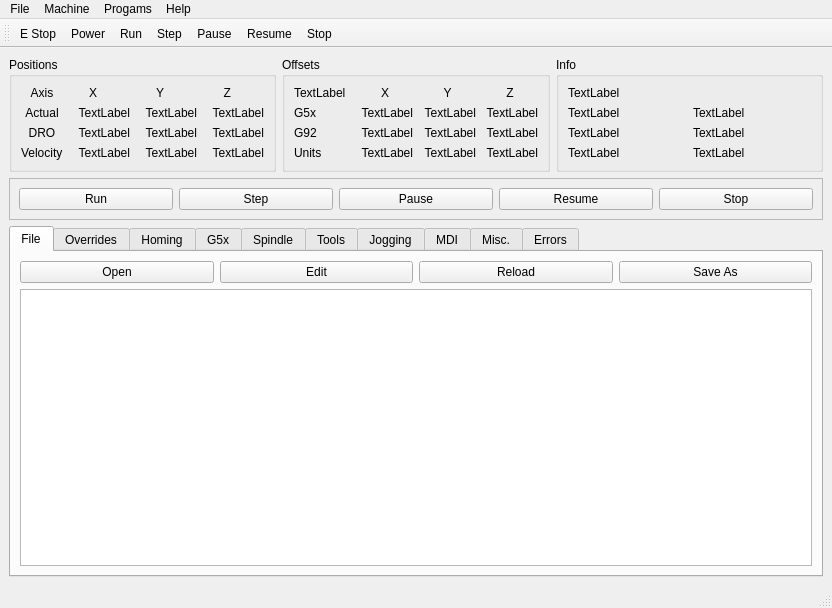
This is examples/xyz.ui in jethornton/flexgui as Qt 5 draws it before an edit. The edited form follows.
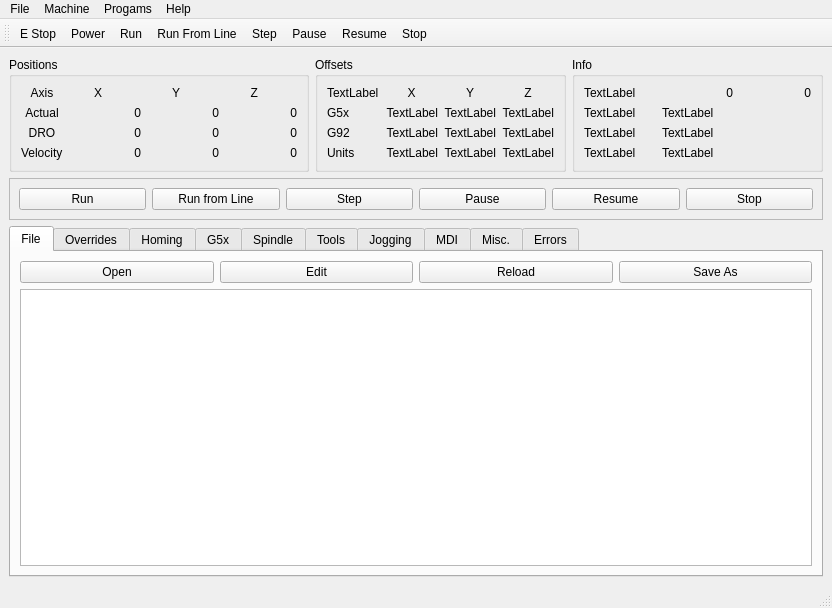
This is the edited form.

The edit to the form file:
```diff
--- a/examples/xyz.ui
+++ b/examples/xyz.ui
@@ -24,41 +24,48 @@
        <enum>QFrame::Raised</enum>
       </property>
       <layout class="QGridLayout" name="gridLayout_10">
-       <item row="0" column="0">
-        <widget class="QPushButton" name="run_pb">
-         <property name="text">
-          <string>Run</string>
-         </property>
-        </widget>
-       </item>
-       <item row="0" column="2">
+       <item row="0" column="3">
         <widget class="QPushButton" name="pause_pb">
          <property name="text">
           <string>Pause</string>
          </property>
         </widget>
        </item>
-       <item row="0" column="1">
-        <widget class="QPushButton" name="step_pb">
-         <property name="text">
-          <string>Step</string>
-         </property>
-        </widget>
-       </item>
-       <item row="0" column="3">
+       <item row="0" column="4">
         <widget class="QPushButton" name="resume_pb">
          <property name="text">
           <string>Resume</string>
          </property>
         </widget>
        </item>
-       <item row="0" column="4">
+       <item row="0" column="2">
+        <widget class="QPushButton" name="step_pb">
+         <property name="text">
+          <string>Step</string>
+         </property>
+        </widget>
+       </item>
+       <item row="0" column="0">
+        <widget class="QPushButton" name="run_pb">
+         <property name="text">
+          <string>Run</string>
+         </property>
+        </widget>
+       </item>
+       <item row="0" column="5">
         <widget class="QPushButton" name="stop_pb">
          <property name="text">
           <string>Stop</string>
          </property>
         </widget>
        </item>
+       <item row="0" column="1">
+        <widget class="QPushButton" name="run_from_line_pb">
+         <property name="text">
+          <string>Run from Line</string>
+         </property>
+        </widget>
+       </item>
       </layout>
      </widget>
     </item>
@@ -221,6 +228,18 @@
     </item>
     <item row="0" column="0">
      <widget class="QGroupBox" name="groupBox">
+      <property name="sizePolicy">
+       <sizepolicy hsizetype="Fixed" vsizetype="Preferred">
+        <horstretch>0</horstretch>
+        <verstretch>0</verstretch>
+       </sizepolicy>
+      </property>
+      <property name="minimumSize">
+       <size>
+        <width>300</width>
+        <height>0</height>
+       </size>
+      </property>
       <property name="title">
        <string>Positions</string>
       </property>
@@ -316,7 +335,7 @@
        <item row="1" column="5" colspan="2">
         <widget class="QLabel" name="actual_lb_z">
          <property name="text">
-          <string>TextLabel</string>
+          <string>0</string>
          </property>
          <property name="alignment">
           <set>Qt::AlignRight|Qt::AlignTrailing|Qt::AlignVCenter</set>
@@ -326,7 +345,7 @@
        <item row="2" column="5" colspan="2">
         <widget class="QLabel" name="dro_lb_z">
          <property name="text">
-          <string>TextLabel</string>
+          <string>0</string>
          </property>
          <property name="alignment">
           <set>Qt::AlignRight|Qt::AlignTrailing|Qt::AlignVCenter</set>
@@ -336,7 +355,7 @@
        <item row="3" column="5" colspan="2">
         <widget class="QLabel" name="joint_velocity_2_lb">
          <property name="text">
-          <string>TextLabel</string>
+          <string>0</string>
          </property>
          <property name="alignment">
           <set>Qt::AlignRight|Qt::AlignTrailing|Qt::AlignVCenter</set>
@@ -346,7 +365,7 @@
        <item row="1" column="3" colspan="2">
         <widget class="QLabel" name="actual_lb_y">
          <property name="text">
-          <string>TextLabel</string>
+          <string>0</string>
          </property>
          <property name="alignment">
           <set>Qt::AlignRight|Qt::AlignTrailing|Qt::AlignVCenter</set>
@@ -356,7 +375,7 @@
        <item row="2" column="3" colspan="2">
         <widget class="QLabel" name="dro_lb_y">
          <property name="text">
-          <string>TextLabel</string>
+          <string>0</string>
          </property>
          <property name="alignment">
           <set>Qt::AlignRight|Qt::AlignTrailing|Qt::AlignVCenter</set>
@@ -366,7 +385,7 @@
        <item row="3" column="3" colspan="2">
         <widget class="QLabel" name="joint_velocity_1_lb">
          <property name="text">
-          <string>TextLabel</string>
+          <string>0</string>
          </property>
          <property name="alignment">
           <set>Qt::AlignRight|Qt::AlignTrailing|Qt::AlignVCenter</set>
@@ -376,7 +395,7 @@
        <item row="1" column="1" colspan="2">
         <widget class="QLabel" name="actual_lb_x">
          <property name="text">
-          <string>TextLabel</string>
+          <string>0</string>
          </property>
          <property name="alignment">
           <set>Qt::AlignRight|Qt::AlignTrailing|Qt::AlignVCenter</set>
@@ -386,7 +405,7 @@
        <item row="2" column="1" colspan="2">
         <widget class="QLabel" name="dro_lb_x">
          <property name="text">
-          <string>TextLabel</string>
+          <string>0</string>
          </property>
          <property name="alignment">
           <set>Qt::AlignRight|Qt::AlignTrailing|Qt::AlignVCenter</set>
@@ -396,7 +415,7 @@
        <item row="3" column="1" colspan="2">
         <widget class="QLabel" name="joint_velocity_0_lb">
          <property name="text">
-          <string>TextLabel</string>
+          <string>0</string>
          </property>
          <property name="alignment">
           <set>Qt::AlignRight|Qt::AlignTrailing|Qt::AlignVCenter</set>
@@ -1481,10 +1500,13 @@
          </property>
         </widget>
        </item>
-       <item row="2" column="0">
-        <widget class="QLabel" name="task_state_lb">
+       <item row="0" column="1">
+        <widget class="QLabel" name="current_line_lb">
          <property name="text">
-          <string>TextLabel</string>
+          <string>0</string>
+         </property>
+         <property name="alignment">
+          <set>Qt::AlignRight|Qt::AlignTrailing|Qt::AlignVCenter</set>
          </property>
         </widget>
        </item>
@@ -1495,28 +1517,45 @@
          </property>
         </widget>
        </item>
-       <item row="2" column="1">
-        <widget class="QLabel" name="motion_mode_lb">
+       <item row="2" column="0">
+        <widget class="QLabel" name="task_state_lb">
          <property name="text">
           <string>TextLabel</string>
          </property>
         </widget>
        </item>
-       <item row="1" column="1">
-        <widget class="QLabel" name="exec_state_lb">
-         <property name="text">
-          <string>TextLabel</string>
-         </property>
-        </widget>
-       </item>
-       <item row="0" column="0" colspan="2">
+       <item row="0" column="0">
         <widget class="QLabel" name="file_lb">
          <property name="text">
           <string>TextLabel</string>
          </property>
         </widget>
        </item>
-       <item row="3" column="1">
+       <item row="0" column="2">
+        <widget class="QLabel" name="motion_line_lb">
+         <property name="text">
+          <string>0</string>
+         </property>
+         <property name="alignment">
+          <set>Qt::AlignRight|Qt::AlignTrailing|Qt::AlignVCenter</set>
+         </property>
+        </widget>
+       </item>
+       <item row="1" column="1" colspan="2">
+        <widget class="QLabel" name="exec_state_lb">
+         <property name="text">
+          <string>TextLabel</string>
+         </property>
+        </widget>
+       </item>
+       <item row="2" column="1" colspan="2">
+        <widget class="QLabel" name="motion_mode_lb">
+         <property name="text">
+          <string>TextLabel</string>
+         </property>
+        </widget>
+       </item>
+       <item row="3" column="1" colspan="2">
         <widget class="QLabel" name="motion_type_lb">
          <property name="text">
           <string>TextLabel</string>
@@ -1601,6 +1640,7 @@
    <addaction name="actionE_Stop"/>
    <addaction name="actionPower"/>
    <addaction name="actionRun"/>
+   <addaction name="actionRun_From_Line"/>
    <addaction name="actionStep"/>
    <addaction name="actionPause"/>
    <addaction name="actionResume"/>
```
